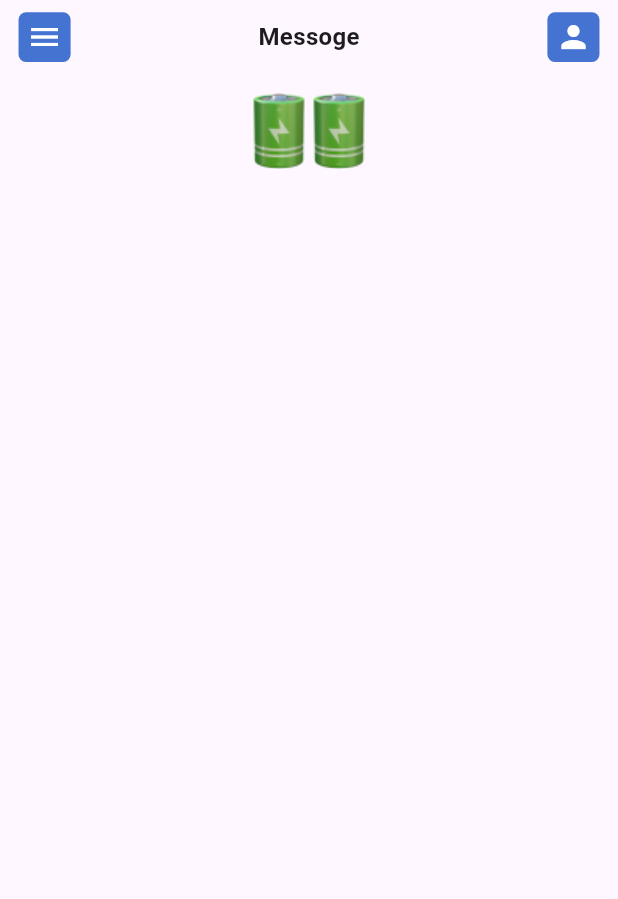
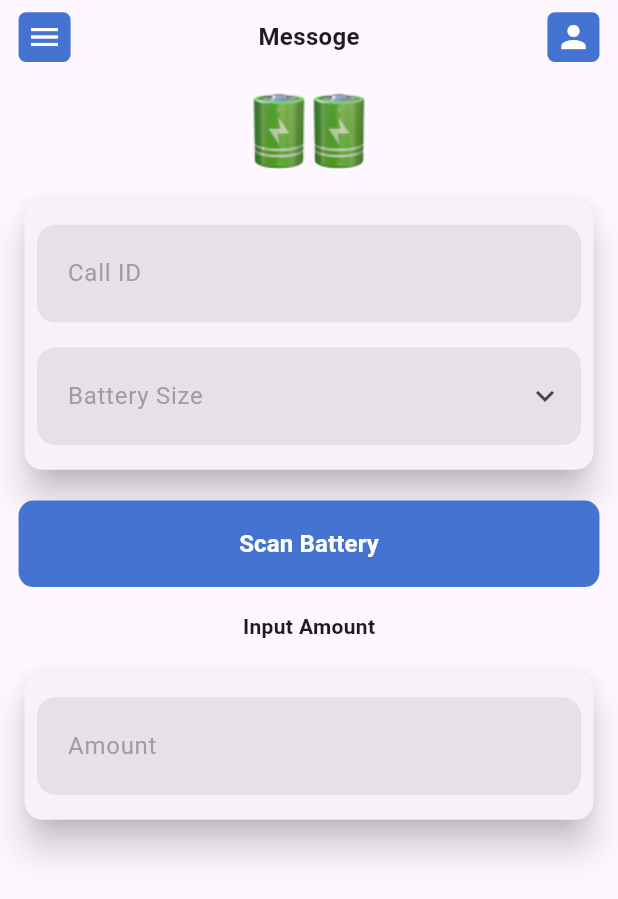
Before and after one commit to Maqbool8937/inventory-management, a Flutter app: the screen it shows after launch, on a phone screen of 412 x 824 dp. Shown: the top 899 px of the screen. Run offline on Flutter 3.47's test engine with Material 3 defaults, Android fonts, the phone set to English and light mode, and no system bars; our stand-ins replace flutter_otp_text_field, flutter_screenutil, flutter_spinkit, get.

Commit message:
mid widget build

```diff
--- a/lib/view/Screens/transfer_screen.dart
+++ b/lib/view/Screens/transfer_screen.dart
@@ -1,6 +1,9 @@
 import 'package:flutter/material.dart';
 import 'package:flutter_screenutil/flutter_screenutil.dart';
+import 'package:inventory_management_app/controllers/utils/app_colors.dart';
 import 'package:inventory_management_app/view/Screens/widgets/common_appbar.dart';
+import 'package:inventory_management_app/view/Screens/widgets/custom-field.dart';
+import 'package:inventory_management_app/view/Screens/widgets/custom_button.dart';
 
 class TransferScreen extends StatelessWidget {
   const TransferScreen({super.key});
@@ -24,6 +27,65 @@ class TransferScreen extends StatelessWidget {
                 Image.asset(
                   'assets/images/double_battery.png',
                 ),
+                SizedBox(
+                  height: mediaQuerySize.height * 0.02,
+                ),
+                Card(
+                  shadowColor: Colors.black,
+                  elevation: 10,
+                  borderOnForeground: true,
+                  child: Padding(
+                    padding: EdgeInsets.symmetric(horizontal: mediaQuerySize.aspectRatio * 0.01.w, vertical: mediaQuerySize.height * 0.02.h),
+                    child: Column(
+                      children: [
+                        CustomField(
+                          text: 'Call ID',
+                        ),
+                        SizedBox(
+                          height: mediaQuerySize.height * 0.02,
+                        ),
+                        CustomField(
+                          isSuffixIcon: true,
+                          suffixIcon: Icon(Icons.keyboard_arrow_down_sharp),
+                          text: 'Battery Size',
+                        )
+                      ],
+                    ),
+                  ),
+                ),
+                SizedBox(
+                  height: mediaQuerySize.height * 0.02,
+                ),
+                CustomButton(
+                  name: 'Scan Battery',
+                  width: mediaQuerySize.width,
+                  color: AppColors.primaryColor,
+                ),
+                SizedBox(
+                  height: mediaQuerySize.height * 0.02,
+                ),
+                Text(
+                  'Input Amount',
+                  style: TextStyle(fontWeight: FontWeight.bold),
+                ),
+                SizedBox(
+                  height: mediaQuerySize.height * 0.02,
+                ),
+                Card(
+                  shadowColor: Colors.black,
+                  elevation: 10,
+                  borderOnForeground: true,
+                  child: Padding(
+                    padding: EdgeInsets.symmetric(horizontal: mediaQuerySize.aspectRatio * 0.01.w, vertical: mediaQuerySize.height * 0.02.h),
+                    child: Column(
+                      children: [
+                        CustomField(
+                          text: 'Amount',
+                        )
+                      ],
+                    ),
+                  ),
+                ),
               ],
             ),
           ),
--- a/lib/view/Screens/widgets/custom_button.dart
+++ b/lib/view/Screens/widgets/custom_button.dart
@@ -1,9 +1,9 @@
-
 import 'package:flutter/material.dart';
 import 'package:flutter_spinkit/flutter_spinkit.dart';
 
 import '../../../controllers/utils/app_colors.dart';
 
+// ignore: must_be_immutable
 class CustomButton extends StatelessWidget {
   final String name;
   Color color;
@@ -17,7 +17,7 @@ class CustomButton extends StatelessWidget {
       {super.key,
       required this.name,
       this.isLoading = false,
-      this.color = AppColors.buttonColor,
+      this.color = AppColors.primaryColor,
       this.textStyle = const TextStyle(
         color: Colors.white,
         fontSize: 16,
@@ -33,7 +33,7 @@ class CustomButton extends StatelessWidget {
     return Container(
       height: mediaQuerySize.height * 0.07,
       width: width,
-      decoration: BoxDecoration(border: Border.all(color: AppColors.buttonColor), color: color, borderRadius: BorderRadius.circular(10)),
+      decoration: BoxDecoration(border: Border.all(color: AppColors.primaryColor), color: color, borderRadius: BorderRadius.circular(10)),
       child: isLoading
           ? SpinKitThreeInOut(
               color: AppColors.whiteColor,
```
Also changed, not shown: lib/view/Screens/home_section/home_screen.dart (+2 -35 lines), lib/view/Screens/widgets/common_mid_widget.dart (added, +48 -0 lines).
